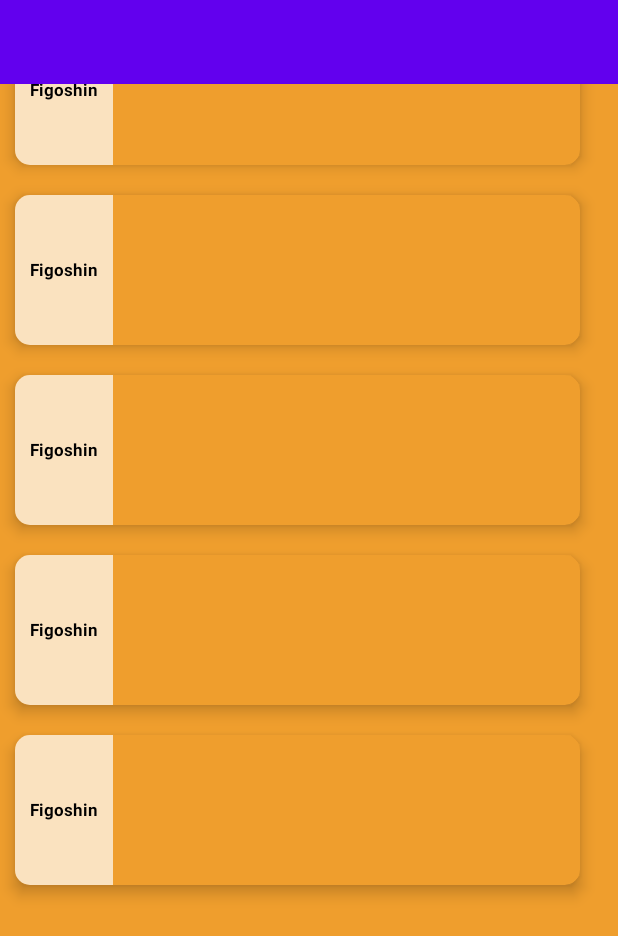
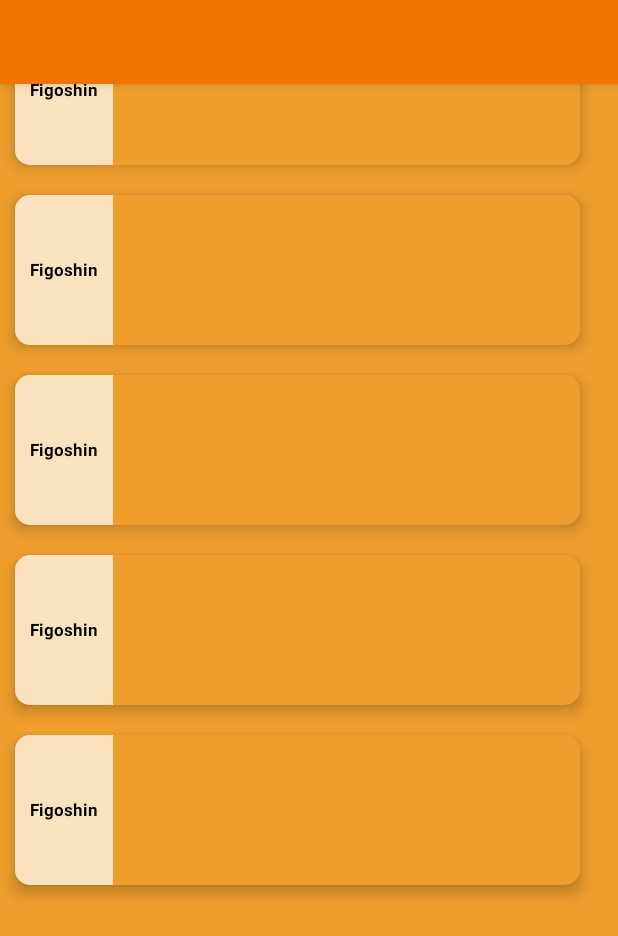
Before and after one commit to R3-da/the_morrocan_rap_board_4, an Android app: the layout activity_main.xml on its own in the app's theme, with its tools: preview values and no code run, on a phone screen of 412 x 824 dp. Shown: the top 936 px of the screen. Run offline under Robolectric (Android 15) with nearby library versions, the phone set to English and light mode, and no system bars.

Commit message:
commit before change

```diff
--- a/app/src/main/res/layout/activity_main.xml
+++ b/app/src/main/res/layout/activity_main.xml
@@ -47,15 +47,19 @@
         android:id="@+id/appBar"
         android:layout_width="match_parent"
         android:layout_height="wrap_content"
-        android:theme="@style/ThemeOverlay.AppCompat.ActionBar">
+        android:theme="@style/Theme.MyApplication">
 
         <!-- Toolbar is the actual app bar with text and the action items -->
         <androidx.appcompat.widget.Toolbar
             android:id="@+id/toolbar"
-            android:layout_width="match_parent"
-            android:layout_height="?attr/actionBarSize"
-            android:background="?attr/colorPrimary"
-            app:layout_scrollFlags="scroll|enterAlwaysCollapsed" />
+            android:layout_width="wrap_content"
+            android:layout_height="wrap_content"
+            android:background="@color/orange_solid"
+            app:layout_scrollFlags="scroll|enterAlways"
+            tools:layout_conversion_absoluteHeight="56dp"
+            tools:layout_editor_absoluteY="0dp"
+            tools:layout_editor_absoluteX="0dp"
+            tools:layout_conversion_absoluteWidth="16dp" />
     </com.google.android.material.appbar.AppBarLayout>
 
 
```
